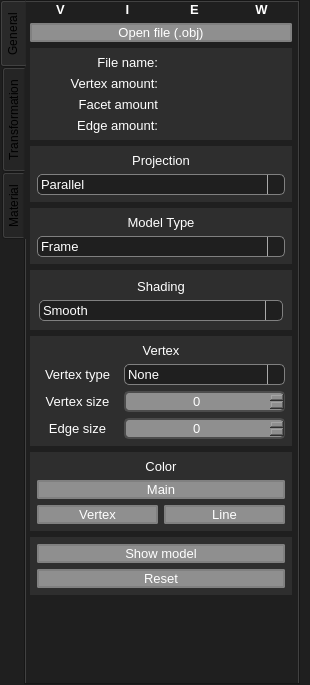
Above: src/view/viewer.ui from burshlatt/CPP_Qt_3DViewer before the change. Below: the same form after it.
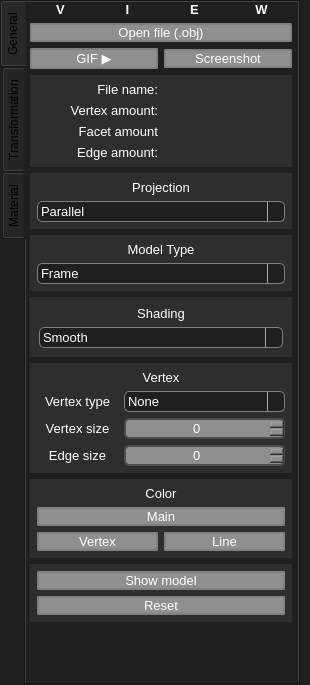
That is the form after the change. Icons and pictures are not drawn.

```diff
--- a/src/view/viewer.ui
+++ b/src/view/viewer.ui
@@ -66,8 +66,29 @@
       </property>
       <item row="0" column="0">
        <layout class="QGridLayout" name="tab_general_grid_layout">
-        <item row="8" column="1" rowspan="2" colspan="4">
-         <widget class="QFrame" name="frame_color">
+        <item row="0" column="1">
+         <widget class="QLabel" name="label_scale_2">
+          <property name="font">
+           <font>
+            <pointsize>10</pointsize>
+            <bold>true</bold>
+           </font>
+          </property>
+          <property name="styleSheet">
+           <string notr="true">QLabel {
+	color: white;
+}</string>
+          </property>
+          <property name="text">
+           <string>V</string>
+          </property>
+          <property name="alignment">
+           <set>Qt::AlignCenter</set>
+          </property>
+         </widget>
+        </item>
+        <item row="16" column="1" colspan="4">
+         <widget class="QFrame" name="frame_reset">
           <property name="autoFillBackground">
            <bool>false</bool>
           </property>
@@ -82,7 +103,7 @@
           <property name="frameShadow">
            <enum>QFrame::Raised</enum>
           </property>
-          <layout class="QGridLayout" name="gridLayout_14">
+          <layout class="QGridLayout" name="gridLayout_21">
            <property name="leftMargin">
             <number>7</number>
            </property>
@@ -95,96 +116,8 @@
            <property name="bottomMargin">
             <number>7</number>
            </property>
-           <item row="2" column="0">
-            <widget class="QPushButton" name="VColor">
-             <property name="enabled">
-              <bool>true</bool>
-             </property>
-             <property name="maximumSize">
-              <size>
-               <width>16777215</width>
-               <height>16777215</height>
-              </size>
-             </property>
-             <property name="font">
-              <font>
-               <pointsize>10</pointsize>
-              </font>
-             </property>
-             <property name="styleSheet">
-              <string notr="true">QPushButton {
-	background-color: #8F8F8F;
-	border-radius: 2px;
-	border: 2px solid gray;
-	color: white;
-}
-
-QPushButton:hover {
-    border: 2px solid #69A1E4;
-}
-
-QPushButton:pressed {
-  background-color: white;
-}</string>
-             </property>
-             <property name="text">
-              <string>Vertex</string>
-             </property>
-            </widget>
-           </item>
-           <item row="2" column="1">
-            <widget class="QPushButton" name="LColor">
-             <property name="enabled">
-              <bool>true</bool>
-             </property>
-             <property name="font">
-              <font>
-               <pointsize>10</pointsize>
-              </font>
-             </property>
-             <property name="styleSheet">
-              <string notr="true">QPushButton {
-	background-color: #8F8F8F;
-	border-radius: 2px;
-	border: 2px solid gray;
-	color: white;
-}
-
-QPushButton:hover {
-    border: 2px solid #69A1E4;
-}
-
-QPushButton:pressed {
-  background-color: white;
-}</string>
-             </property>
-             <property name="text">
-              <string>Line</string>
-             </property>
-            </widget>
-           </item>
-           <item row="0" column="0" colspan="2">
-            <widget class="QLabel" name="label_color">
-             <property name="font">
-              <font>
-               <pointsize>10</pointsize>
-              </font>
-             </property>
-             <property name="styleSheet">
-              <string notr="true">QLabel {
-	color: white;
-}</string>
-             </property>
-             <property name="text">
-              <string>Color</string>
-             </property>
-             <property name="alignment">
-              <set>Qt::AlignCenter</set>
-             </property>
-            </widget>
-           </item>
            <item row="1" column="0" colspan="2">
-            <widget class="QPushButton" name="MColor">
+            <widget class="QPushButton" name="btnReset">
              <property name="enabled">
               <bool>true</bool>
              </property>
@@ -210,13 +143,60 @@
 }</string>
              </property>
              <property name="text">
-              <string>Main</string>
+              <string>Reset</string>
+             </property>
+            </widget>
+           </item>
+           <item row="0" column="0" colspan="2">
+            <widget class="QPushButton" name="btnShowModel">
+             <property name="enabled">
+              <bool>true</bool>
+             </property>
+             <property name="font">
+              <font>
+               <pointsize>10</pointsize>
+              </font>
+             </property>
+             <property name="styleSheet">
+              <string notr="true">QPushButton {
+	background-color: #8F8F8F;
+	border-radius: 2px;
+	border: 2px solid gray;
+	color: white;
+}
+
+QPushButton:hover {
+    border: 2px solid #69A1E4;
+}
+
+QPushButton:pressed {
+  background-color: white;
+}</string>
+             </property>
+             <property name="text">
+              <string>Show model</string>
              </property>
             </widget>
            </item>
           </layout>
          </widget>
         </item>
+        <item row="4" column="5" rowspan="14">
+         <spacer name="horizontal_spacer_general_right">
+          <property name="orientation">
+           <enum>Qt::Horizontal</enum>
+          </property>
+          <property name="sizeType">
+           <enum>QSizePolicy::Fixed</enum>
+          </property>
+          <property name="sizeHint" stdset="0">
+           <size>
+            <width>6</width>
+            <height>6</height>
+           </size>
+          </property>
+         </spacer>
+        </item>
         <item row="0" column="4">
          <widget class="QLabel" name="label_scale_5">
           <property name="font">
@@ -238,7 +218,416 @@
           </property>
          </widget>
         </item>
-        <item row="6" column="1" rowspan="2" colspan="4">
+        <item row="0" column="3">
+         <widget class="QLabel" name="label_scale_4">
+          <property name="font">
+           <font>
+            <pointsize>10</pointsize>
+            <bold>true</bold>
+           </font>
+          </property>
+          <property name="styleSheet">
+           <string notr="true">QLabel {
+	color: white;
+}</string>
+          </property>
+          <property name="text">
+           <string>E</string>
+          </property>
+          <property name="alignment">
+           <set>Qt::AlignCenter</set>
+          </property>
+         </widget>
+        </item>
+        <item row="4" column="0" rowspan="14">
+         <spacer name="horizontal_spacer_general_left">
+          <property name="orientation">
+           <enum>Qt::Horizontal</enum>
+          </property>
+          <property name="sizeType">
+           <enum>QSizePolicy::Fixed</enum>
+          </property>
+          <property name="sizeHint" stdset="0">
+           <size>
+            <width>4</width>
+            <height>4</height>
+           </size>
+          </property>
+         </spacer>
+        </item>
+        <item row="10" column="1" colspan="4">
+         <widget class="QFrame" name="frame_view_type">
+          <property name="autoFillBackground">
+           <bool>false</bool>
+          </property>
+          <property name="styleSheet">
+           <string notr="true">QFrame {
+	background-color: #2E2E2E;
+}</string>
+          </property>
+          <property name="frameShape">
+           <enum>QFrame::NoFrame</enum>
+          </property>
+          <property name="frameShadow">
+           <enum>QFrame::Raised</enum>
+          </property>
+          <layout class="QGridLayout" name="gridLayout_11">
+           <property name="leftMargin">
+            <number>7</number>
+           </property>
+           <property name="topMargin">
+            <number>7</number>
+           </property>
+           <property name="rightMargin">
+            <number>7</number>
+           </property>
+           <property name="bottomMargin">
+            <number>7</number>
+           </property>
+           <item row="1" column="1">
+            <widget class="QComboBox" name="cbModelType">
+             <property name="enabled">
+              <bool>true</bool>
+             </property>
+             <property name="font">
+              <font>
+               <pointsize>10</pointsize>
+              </font>
+             </property>
+             <property name="styleSheet">
+              <string notr="true">QComboBox {
+	border: 1px solid gray;
+	border-radius: 5px;
+	padding: 1px 18px 1px 3px;
+	min-width: 6em;
+	color: white;
+}
+
+QComboBox::drop-down {
+	subcontrol-origin: padding;
+	subcontrol-position: top right;
+	width: 16px;
+
+	border-left-width: 1px;
+	border-left-color: darkgray;
+	border-left-style: solid;
+	border-top-right-radius: 3px;
+}
+
+QComboBox::down-arrow {
+	subcontrol-origin: margin;
+	subcontrol-position: center right;
+	image: url(:/images/down_arrow.png);
+	right: 3px;
+	height: 22px;
+	width: 10px;
+}</string>
+             </property>
+             <item>
+              <property name="text">
+               <string>Frame</string>
+              </property>
+             </item>
+             <item>
+              <property name="text">
+               <string>Dashed</string>
+              </property>
+             </item>
+             <item>
+              <property name="text">
+               <string>Solid</string>
+              </property>
+             </item>
+             <item>
+              <property name="text">
+               <string>Textured</string>
+              </property>
+             </item>
+            </widget>
+           </item>
+           <item row="0" column="1">
+            <widget class="QLabel" name="label_view_type">
+             <property name="font">
+              <font>
+               <pointsize>10</pointsize>
+              </font>
+             </property>
+             <property name="styleSheet">
+              <string notr="true">QLabel {
+	color: white;
+}</string>
+             </property>
+             <property name="text">
+              <string>Model Type</string>
+             </property>
+             <property name="alignment">
+              <set>Qt::AlignCenter</set>
+             </property>
+            </widget>
+           </item>
+          </layout>
+         </widget>
+        </item>
+        <item row="9" column="1" colspan="4">
+         <widget class="QFrame" name="frame_projection">
+          <property name="autoFillBackground">
+           <bool>false</bool>
+          </property>
+          <property name="styleSheet">
+           <string notr="true">QFrame {
+	background-color: #2E2E2E;
+}</string>
+          </property>
+          <property name="frameShape">
+           <enum>QFrame::NoFrame</enum>
+          </property>
+          <property name="frameShadow">
+           <enum>QFrame::Raised</enum>
+          </property>
+          <layout class="QGridLayout" name="gridLayout_15">
+           <property name="leftMargin">
+            <number>7</number>
+           </property>
+           <property name="topMargin">
+            <number>7</number>
+           </property>
+           <property name="rightMargin">
+            <number>7</number>
+           </property>
+           <property name="bottomMargin">
+            <number>7</number>
+           </property>
+           <item row="1" column="1">
+            <widget class="QComboBox" name="cbProjection">
+             <property name="enabled">
+              <bool>true</bool>
+             </property>
+             <property name="font">
+              <font>
+               <pointsize>10</pointsize>
+              </font>
+             </property>
+             <property name="styleSheet">
+              <string notr="true">QComboBox {
+	border: 1px solid gray;
+	border-radius: 5px;
+	padding: 1px 18px 1px 3px;
+	min-width: 6em;
+	color: white;
+}
+
+QComboBox::drop-down {
+	subcontrol-origin: padding;
+	subcontrol-position: top right;
+	width: 16px;
+
+	border-left-width: 1px;
+	border-left-color: darkgray;
+	border-left-style: solid;
+	border-top-right-radius: 3px;
+}
+
+QComboBox::down-arrow {
+	subcontrol-origin: margin;
+	subcontrol-position: center right;
+	image: url(:/images/down_arrow.png);
+	right: 3px;
+	height: 22px;
+	width: 10px;
+}</string>
+             </property>
+             <item>
+              <property name="text">
+               <string>Parallel</string>
+              </property>
+             </item>
+             <item>
+              <property name="text">
+               <string>Central</string>
+              </property>
+             </item>
+            </widget>
+           </item>
+           <item row="0" column="1">
+            <widget class="QLabel" name="label_projection">
+             <property name="font">
+              <font>
+               <pointsize>10</pointsize>
+              </font>
+             </property>
+             <property name="styleSheet">
+              <string notr="true">QLabel {
+	color: white;
+}</string>
+             </property>
+             <property name="text">
+              <string>Projection</string>
+             </property>
+             <property name="alignment">
+              <set>Qt::AlignCenter</set>
+             </property>
+            </widget>
+           </item>
+          </layout>
+         </widget>
+        </item>
+        <item row="0" column="2">
+         <widget class="QLabel" name="label_scale_3">
+          <property name="font">
+           <font>
+            <pointsize>10</pointsize>
+            <bold>true</bold>
+           </font>
+          </property>
+          <property name="styleSheet">
+           <string notr="true">QLabel {
+	color: white;
+}</string>
+          </property>
+          <property name="text">
+           <string>I</string>
+          </property>
+          <property name="alignment">
+           <set>Qt::AlignCenter</set>
+          </property>
+         </widget>
+        </item>
+        <item row="17" column="1" colspan="4">
+         <spacer name="vertical_spacer_general_down">
+          <property name="orientation">
+           <enum>Qt::Vertical</enum>
+          </property>
+          <property name="sizeType">
+           <enum>QSizePolicy::Expanding</enum>
+          </property>
+          <property name="sizeHint" stdset="0">
+           <size>
+            <width>20</width>
+            <height>40</height>
+           </size>
+          </property>
+         </spacer>
+        </item>
+        <item row="1" column="1" colspan="4">
+         <widget class="QPushButton" name="OpenFile">
+          <property name="font">
+           <font>
+            <pointsize>10</pointsize>
+           </font>
+          </property>
+          <property name="styleSheet">
+           <string notr="true">QPushButton {
+	background-color: #8F8F8F;
+	border-radius: 2px;
+	border: 2px solid gray;
+	color: white;
+}
+
+QPushButton:hover {
+    border: 2px solid #69A1E4;
+}
+
+QPushButton:pressed {
+  background-color: white;
+}</string>
+          </property>
+          <property name="text">
+           <string>Open file (.obj)</string>
+          </property>
+         </widget>
+        </item>
+        <item row="11" column="1" colspan="4">
+         <widget class="QFrame" name="frame">
+          <property name="autoFillBackground">
+           <bool>false</bool>
+          </property>
+          <property name="styleSheet">
+           <string notr="true">QFrame {
+	background-color: #2E2E2E;
+}</string>
+          </property>
+          <property name="frameShape">
+           <enum>QFrame::NoFrame</enum>
+          </property>
+          <property name="frameShadow">
+           <enum>QFrame::Raised</enum>
+          </property>
+          <layout class="QGridLayout" name="gridLayout_3">
+           <item row="1" column="1">
+            <widget class="QComboBox" name="cbShading">
+             <property name="enabled">
+              <bool>true</bool>
+             </property>
+             <property name="font">
+              <font>
+               <pointsize>10</pointsize>
+              </font>
+             </property>
+             <property name="styleSheet">
+              <string notr="true">QComboBox {
+	border: 1px solid gray;
+	border-radius: 5px;
+	padding: 1px 18px 1px 3px;
+	min-width: 6em;
+	color: white;
+}
+
+QComboBox::drop-down {
+	subcontrol-origin: padding;
+	subcontrol-position: top right;
+	width: 16px;
+
+	border-left-width: 1px;
+	border-left-color: darkgray;
+	border-left-style: solid;
+	border-top-right-radius: 3px;
+}
+
+QComboBox::down-arrow {
+	subcontrol-origin: margin;
+	subcontrol-position: center right;
+	image: url(:/images/down_arrow.png);
+	right: 3px;
+	height: 22px;
+	width: 10px;
+}</string>
+             </property>
+             <item>
+              <property name="text">
+               <string>Smooth</string>
+              </property>
+             </item>
+             <item>
+              <property name="text">
+               <string>Flat</string>
+              </property>
+             </item>
+            </widget>
+           </item>
+           <item row="0" column="1">
+            <widget class="QLabel" name="label_shading">
+             <property name="font">
+              <font>
+               <pointsize>10</pointsize>
+              </font>
+             </property>
+             <property name="styleSheet">
+              <string notr="true">QLabel {
+	color: white;
+}</string>
+             </property>
+             <property name="text">
+              <string>Shading</string>
+             </property>
+             <property name="alignment">
+              <set>Qt::AlignCenter</set>
+             </property>
+            </widget>
+           </item>
+          </layout>
+         </widget>
+        </item>
+        <item row="12" column="1" rowspan="2" colspan="4">
          <widget class="QFrame" name="frame_vertex">
           <property name="autoFillBackground">
            <bool>false</bool>
@@ -507,28 +896,158 @@
           </layout>
          </widget>
         </item>
-        <item row="0" column="3">
-         <widget class="QLabel" name="label_scale_4">
-          <property name="font">
-           <font>
-            <pointsize>10</pointsize>
-            <bold>true</bold>
-           </font>
+        <item row="14" column="1" rowspan="2" colspan="4">
+         <widget class="QFrame" name="frame_color">
+          <property name="autoFillBackground">
+           <bool>false</bool>
           </property>
           <property name="styleSheet">
-           <string notr="true">QLabel {
-	color: white;
+           <string notr="true">QFrame {
+	background-color: #2E2E2E;
 }</string>
           </property>
-          <property name="text">
-           <string>E</string>
+          <property name="frameShape">
+           <enum>QFrame::NoFrame</enum>
           </property>
-          <property name="alignment">
-           <set>Qt::AlignCenter</set>
+          <property name="frameShadow">
+           <enum>QFrame::Raised</enum>
           </property>
+          <layout class="QGridLayout" name="gridLayout_14">
+           <property name="leftMargin">
+            <number>7</number>
+           </property>
+           <property name="topMargin">
+            <number>7</number>
+           </property>
+           <property name="rightMargin">
+            <number>7</number>
+           </property>
+           <property name="bottomMargin">
+            <number>7</number>
+           </property>
+           <item row="2" column="0">
+            <widget class="QPushButton" name="VColor">
+             <property name="enabled">
+              <bool>true</bool>
+             </property>
+             <property name="maximumSize">
+              <size>
+               <width>16777215</width>
+               <height>16777215</height>
+              </size>
+             </property>
+             <property name="font">
+              <font>
+               <pointsize>10</pointsize>
+              </font>
+             </property>
+             <property name="styleSheet">
+              <string notr="true">QPushButton {
+	background-color: #8F8F8F;
+	border-radius: 2px;
+	border: 2px solid gray;
+	color: white;
+}
+
+QPushButton:hover {
+    border: 2px solid #69A1E4;
+}
+
+QPushButton:pressed {
+  background-color: white;
+}</string>
+             </property>
+             <property name="text">
+              <string>Vertex</string>
+             </property>
+            </widget>
+           </item>
+           <item row="2" column="1">
+            <widget class="QPushButton" name="LColor">
+             <property name="enabled">
+              <bool>true</bool>
+             </property>
+             <property name="font">
+              <font>
+               <pointsize>10</pointsize>
+              </font>
+             </property>
+             <property name="styleSheet">
+              <string notr="true">QPushButton {
+	background-color: #8F8F8F;
+	border-radius: 2px;
+	border: 2px solid gray;
+	color: white;
+}
+
+QPushButton:hover {
+    border: 2px solid #69A1E4;
+}
+
+QPushButton:pressed {
+  background-color: white;
+}</string>
+             </property>
+             <property name="text">
+              <string>Line</string>
+             </property>
+            </widget>
+           </item>
+           <item row="0" column="0" colspan="2">
+            <widget class="QLabel" name="label_color">
+             <property name="font">
+              <font>
+               <pointsize>10</pointsize>
+              </font>
+             </property>
+             <property name="styleSheet">
+              <string notr="true">QLabel {
+	color: white;
+}</string>
+             </property>
+             <property name="text">
+              <string>Color</string>
+             </property>
+             <property name="alignment">
+              <set>Qt::AlignCenter</set>
+             </property>
+            </widget>
+           </item>
+           <item row="1" column="0" colspan="2">
+            <widget class="QPushButton" name="MColor">
+             <property name="enabled">
+              <bool>true</bool>
+             </property>
+             <property name="font">
+              <font>
+               <pointsize>10</pointsize>
+              </font>
+             </property>
+             <property name="styleSheet">
+              <string notr="true">QPushButton {
+	background-color: #8F8F8F;
+	border-radius: 2px;
+	border: 2px solid gray;
+	color: white;
+}
+
+QPushButton:hover {
+    border: 2px solid #69A1E4;
+}
+
+QPushButton:pressed {
+  background-color: white;
+}</string>
+             </property>
+             <property name="text">
+              <string>Main</string>
+             </property>
+            </widget>
+           </item>
+          </layout>
          </widget>
         </item>
-        <item row="2" column="1" colspan="4">
+        <item row="5" column="1" rowspan="4" colspan="4">
          <widget class="QFrame" name="frame_info">
           <property name="autoFillBackground">
            <bool>false</bool>
@@ -744,154 +1263,21 @@
           </layout>
          </widget>
         </item>
-        <item row="5" column="1" colspan="4">
-         <widget class="QFrame" name="frame">
-          <property name="autoFillBackground">
-           <bool>false</bool>
-          </property>
-          <property name="styleSheet">
-           <string notr="true">QFrame {
-	background-color: #2E2E2E;
-}</string>
-          </property>
-          <property name="frameShape">
-           <enum>QFrame::NoFrame</enum>
-          </property>
-          <property name="frameShadow">
-           <enum>QFrame::Raised</enum>
-          </property>
-          <layout class="QGridLayout" name="gridLayout_3">
-           <item row="1" column="1">
-            <widget class="QComboBox" name="cbShading">
-             <property name="enabled">
-              <bool>true</bool>
-             </property>
-             <property name="font">
-              <font>
-               <pointsize>10</pointsize>
-              </font>
-             </property>
-             <property name="styleSheet">
-              <string notr="true">QComboBox {
-	border: 1px solid gray;
-	border-radius: 5px;
-	padding: 1px 18px 1px 3px;
-	min-width: 6em;
-	color: white;
-}
-
-QComboBox::drop-down {
-	subcontrol-origin: padding;
-	subcontrol-position: top right;
-	width: 16px;
-
-	border-left-width: 1px;
-	border-left-color: darkgray;
-	border-left-style: solid;
-	border-top-right-radius: 3px;
-}
-
-QComboBox::down-arrow {
-	subcontrol-origin: margin;
-	subcontrol-position: center right;
-	image: url(:/images/down_arrow.png);
-	right: 3px;
-	height: 22px;
-	width: 10px;
-}</string>
-             </property>
-             <item>
-              <property name="text">
-               <string>Smooth</string>
-              </property>
-             </item>
-             <item>
-              <property name="text">
-               <string>Flat</string>
-              </property>
-             </item>
-            </widget>
-           </item>
-           <item row="0" column="1">
-            <widget class="QLabel" name="label_shading">
-             <property name="font">
-              <font>
-               <pointsize>10</pointsize>
-              </font>
-             </property>
-             <property name="styleSheet">
-              <string notr="true">QLabel {
-	color: white;
-}</string>
-             </property>
-             <property name="text">
-              <string>Shading</string>
-             </property>
-             <property name="alignment">
-              <set>Qt::AlignCenter</set>
-             </property>
-            </widget>
-           </item>
-          </layout>
-         </widget>
-        </item>
-        <item row="1" column="5" rowspan="11">
-         <spacer name="horizontal_spacer_general_right">
-          <property name="orientation">
-           <enum>Qt::Horizontal</enum>
-          </property>
-          <property name="sizeType">
-           <enum>QSizePolicy::Fixed</enum>
-          </property>
-          <property name="sizeHint" stdset="0">
+        <item row="4" column="1" colspan="2">
+         <widget class="QPushButton" name="GIF">
+          <property name="maximumSize">
            <size>
-            <width>6</width>
-            <height>6</height>
+            <width>16777215</width>
+            <height>16777215</height>
            </size>
           </property>
-         </spacer>
-        </item>
-        <item row="10" column="1" colspan="4">
-         <widget class="QFrame" name="frame_reset">
-          <property name="autoFillBackground">
-           <bool>false</bool>
+          <property name="font">
+           <font>
+            <pointsize>10</pointsize>
+           </font>
           </property>
           <property name="styleSheet">
-           <string notr="true">QFrame {
-	background-color: #2E2E2E;
-}</string>
-          </property>
-          <property name="frameShape">
-           <enum>QFrame::NoFrame</enum>
-          </property>
-          <property name="frameShadow">
-           <enum>QFrame::Raised</enum>
-          </property>
-          <layout class="QGridLayout" name="gridLayout_21">
-           <property name="leftMargin">
-            <number>7</number>
-           </property>
-           <property name="topMargin">
-            <number>7</number>
-           </property>
-           <property name="rightMargin">
-            <number>7</number>
-           </property>
-           <property name="bottomMargin">
-            <number>7</number>
-           </property>
-           <item row="1" column="0" colspan="2">
-            <widget class="QPushButton" name="btnReset">
-             <property name="enabled">
-              <bool>true</bool>
-             </property>
-             <property name="font">
-              <font>
-               <pointsize>10</pointsize>
-              </font>
-             </property>
-             <property name="styleSheet">
-              <string notr="true">QPushButton {
+           <string notr="true">QPushButton {
 	background-color: #8F8F8F;
 	border-radius: 2px;
 	border: 2px solid gray;
@@ -905,317 +1291,20 @@
 QPushButton:pressed {
   background-color: white;
 }</string>
-             </property>
-             <property name="text">
-              <string>Reset</string>
-             </property>
-            </widget>
-           </item>
-           <item row="0" column="0" colspan="2">
-            <widget class="QPushButton" name="btnShowModel">
-             <property name="enabled">
-              <bool>true</bool>
-             </property>
-             <property name="font">
-              <font>
-               <pointsize>10</pointsize>
-              </font>
-             </property>
-             <property name="styleSheet">
-              <string notr="true">QPushButton {
-	background-color: #8F8F8F;
-	border-radius: 2px;
-	border: 2px solid gray;
-	color: white;
-}
-
-QPushButton:hover {
-    border: 2px solid #69A1E4;
-}
-
-QPushButton:pressed {
-  background-color: white;
-}</string>
-             </property>
-             <property name="text">
-              <string>Show model</string>
-             </property>
-            </widget>
-           </item>
-          </layout>
-         </widget>
-        </item>
-        <item row="0" column="2">
-         <widget class="QLabel" name="label_scale_3">
-          <property name="font">
-           <font>
-            <pointsize>10</pointsize>
-            <bold>true</bold>
-           </font>
           </property>
-          <property name="styleSheet">
-           <string notr="true">QLabel {
-	color: white;
-}</string>
-          </property>
           <property name="text">
-           <string>I</string>
+           <string>GIF ▶</string>
           </property>
-          <property name="alignment">
-           <set>Qt::AlignCenter</set>
-          </property>
          </widget>
         </item>
-        <item row="3" column="1" colspan="4">
-         <widget class="QFrame" name="frame_projection">
-          <property name="autoFillBackground">
-           <bool>false</bool>
-          </property>
-          <property name="styleSheet">
-           <string notr="true">QFrame {
-	background-color: #2E2E2E;
-}</string>
-          </property>
-          <property name="frameShape">
-           <enum>QFrame::NoFrame</enum>
-          </property>
-          <property name="frameShadow">
-           <enum>QFrame::Raised</enum>
-          </property>
-          <layout class="QGridLayout" name="gridLayout_15">
-           <property name="leftMargin">
-            <number>7</number>
-           </property>
-           <property name="topMargin">
-            <number>7</number>
-           </property>
-           <property name="rightMargin">
-            <number>7</number>
-           </property>
-           <property name="bottomMargin">
-            <number>7</number>
-           </property>
-           <item row="1" column="1">
-            <widget class="QComboBox" name="cbProjection">
-             <property name="enabled">
-              <bool>true</bool>
-             </property>
-             <property name="font">
-              <font>
-               <pointsize>10</pointsize>
-              </font>
-             </property>
-             <property name="styleSheet">
-              <string notr="true">QComboBox {
-	border: 1px solid gray;
-	border-radius: 5px;
-	padding: 1px 18px 1px 3px;
-	min-width: 6em;
-	color: white;
-}
-
-QComboBox::drop-down {
-	subcontrol-origin: padding;
-	subcontrol-position: top right;
-	width: 16px;
-
-	border-left-width: 1px;
-	border-left-color: darkgray;
-	border-left-style: solid;
-	border-top-right-radius: 3px;
-}
-
-QComboBox::down-arrow {
-	subcontrol-origin: margin;
-	subcontrol-position: center right;
-	image: url(:/images/down_arrow.png);
-	right: 3px;
-	height: 22px;
-	width: 10px;
-}</string>
-             </property>
-             <item>
-              <property name="text">
-               <string>Parallel</string>
-              </property>
-             </item>
-             <item>
-              <property name="text">
-               <string>Central</string>
-              </property>
-             </item>
-            </widget>
-           </item>
-           <item row="0" column="1">
-            <widget class="QLabel" name="label_projection">
-             <property name="font">
-              <font>
-               <pointsize>10</pointsize>
-              </font>
-             </property>
-             <property name="styleSheet">
-              <string notr="true">QLabel {
-	color: white;
-}</string>
-             </property>
-             <property name="text">
-              <string>Projection</string>
-             </property>
-             <property name="alignment">
-              <set>Qt::AlignCenter</set>
-             </property>
-            </widget>
-           </item>
-          </layout>
-         </widget>
-        </item>
-        <item row="1" column="0" rowspan="11">
-         <spacer name="horizontal_spacer_general_left">
-          <property name="orientation">
-           <enum>Qt::Horizontal</enum>
-          </property>
-          <property name="sizeType">
-           <enum>QSizePolicy::Fixed</enum>
-          </property>
-          <property name="sizeHint" stdset="0">
+        <item row="4" column="3" colspan="2">
+         <widget class="QPushButton" name="Screen">
+          <property name="maximumSize">
            <size>
-            <width>4</width>
-            <height>4</height>
+            <width>16777215</width>
+            <height>16777215</height>
            </size>
           </property>
-         </spacer>
-        </item>
-        <item row="11" column="1" colspan="4">
-         <spacer name="vertical_spacer_general_down">
-          <property name="orientation">
-           <enum>Qt::Vertical</enum>
-          </property>
-          <property name="sizeType">
-           <enum>QSizePolicy::Expanding</enum>
-          </property>
-          <property name="sizeHint" stdset="0">
-           <size>
-            <width>20</width>
-            <height>40</height>
-           </size>
-          </property>
-         </spacer>
-        </item>
-        <item row="4" column="1" colspan="4">
-         <widget class="QFrame" name="frame_view_type">
-          <property name="autoFillBackground">
-           <bool>false</bool>
-          </property>
-          <property name="styleSheet">
-           <string notr="true">QFrame {
-	background-color: #2E2E2E;
-}</string>
-          </property>
-          <property name="frameShape">
-           <enum>QFrame::NoFrame</enum>
-          </property>
-          <property name="frameShadow">
-           <enum>QFrame::Raised</enum>
-          </property>
-          <layout class="QGridLayout" name="gridLayout_11">
-           <property name="leftMargin">
-            <number>7</number>
-           </property>
-           <property name="topMargin">
-            <number>7</number>
-           </property>
-           <property name="rightMargin">
-            <number>7</number>
-           </property>
-           <property name="bottomMargin">
-            <number>7</number>
-           </property>
-           <item row="1" column="1">
-            <widget class="QComboBox" name="cbModelType">
-             <property name="enabled">
-              <bool>true</bool>
-             </property>
-             <property name="font">
-              <font>
-               <pointsize>10</pointsize>
-              </font>
-             </property>
-             <property name="styleSheet">
-              <string notr="true">QComboBox {
-	border: 1px solid gray;
-	border-radius: 5px;
-	padding: 1px 18px 1px 3px;
-	min-width: 6em;
-	color: white;
-}
-
-QComboBox::drop-down {
-	subcontrol-origin: padding;
-	subcontrol-position: top right;
-	width: 16px;
-
-	border-left-width: 1px;
-	border-left-color: darkgray;
-	border-left-style: solid;
-	border-top-right-radius: 3px;
-}
-
-QComboBox::down-arrow {
-	subcontrol-origin: margin;
-	subcontrol-position: center right;
-	image: url(:/images/down_arrow.png);
-	right: 3px;
-	height: 22px;
-	width: 10px;
-}</string>
-             </property>
-             <item>
-              <property name="text">
-               <string>Frame</string>
-              </property>
-             </item>
-             <item>
-              <property name="text">
-               <string>Dashed</string>
-              </property>
-             </item>
-             <item>
-              <property name="text">
-               <string>Solid</string>
-              </property>
-             </item>
-             <item>
-              <property name="text">
-               <string>Textured</string>
-              </property>
-             </item>
-            </widget>
-           </item>
-           <item row="0" column="1">
-            <widget class="QLabel" name="label_view_type">
-             <property name="font">
-              <font>
-               <pointsize>10</pointsize>
-              </font>
-             </property>
-             <property name="styleSheet">
-              <string notr="true">QLabel {
-	color: white;
-}</string>
-             </property>
-             <property name="text">
-              <string>Model Type</string>
-             </property>
-             <property name="alignment">
-              <set>Qt::AlignCenter</set>
-             </property>
-            </widget>
-           </item>
-          </layout>
-         </widget>
-        </item>
-        <item row="1" column="1" colspan="4">
-         <widget class="QPushButton" name="OpenFile">
           <property name="font">
            <font>
             <pointsize>10</pointsize>
@@ -1238,28 +1327,7 @@
 }</string>
           </property>
           <property name="text">
-           <string>Open file (.obj)</string>
-          </property>
-         </widget>
-        </item>
-        <item row="0" column="1">
-         <widget class="QLabel" name="label_scale_2">
-          <property name="font">
-           <font>
-            <pointsize>10</pointsize>
-            <bold>true</bold>
-           </font>
-          </property>
-          <property name="styleSheet">
-           <string notr="true">QLabel {
-	color: white;
-}</string>
-          </property>
-          <property name="text">
-           <string>V</string>
-          </property>
-          <property name="alignment">
-           <set>Qt::AlignCenter</set>
+           <string>Screenshot</string>
           </property>
          </widget>
         </item>
@@ -2282,6 +2350,9 @@
              <property name="decimals">
               <number>1</number>
              </property>
+             <property name="minimum">
+              <double>1.100000000000000</double>
+             </property>
              <property name="maximum">
               <double>1000000.000000000000000</double>
              </property>
```
